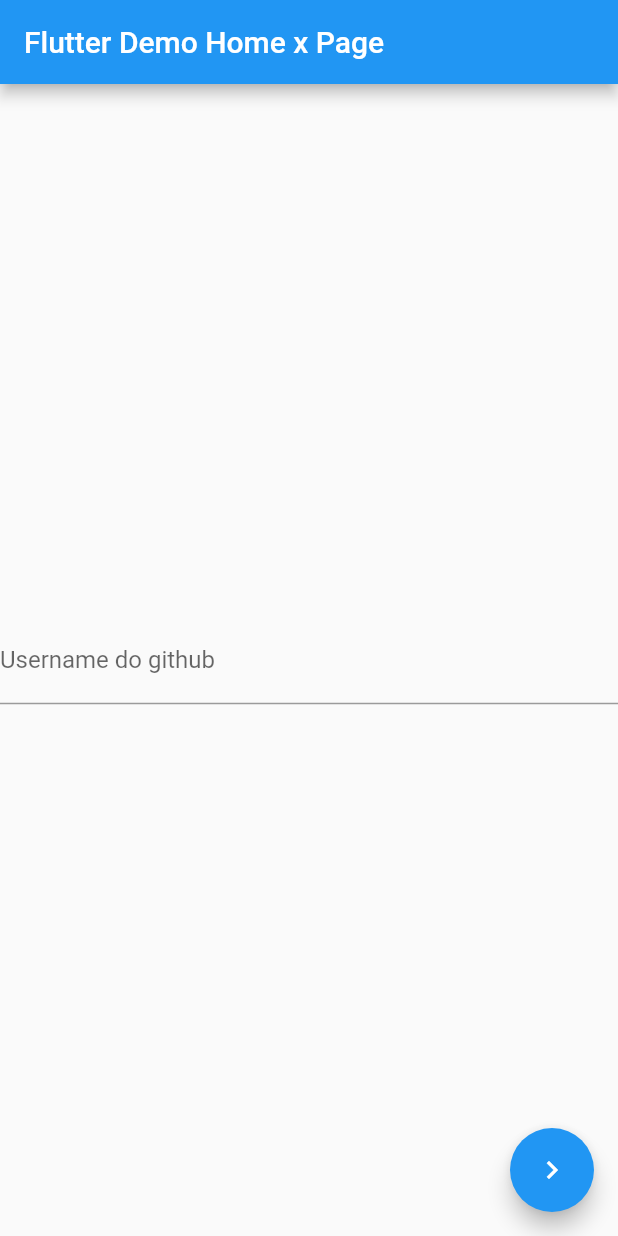
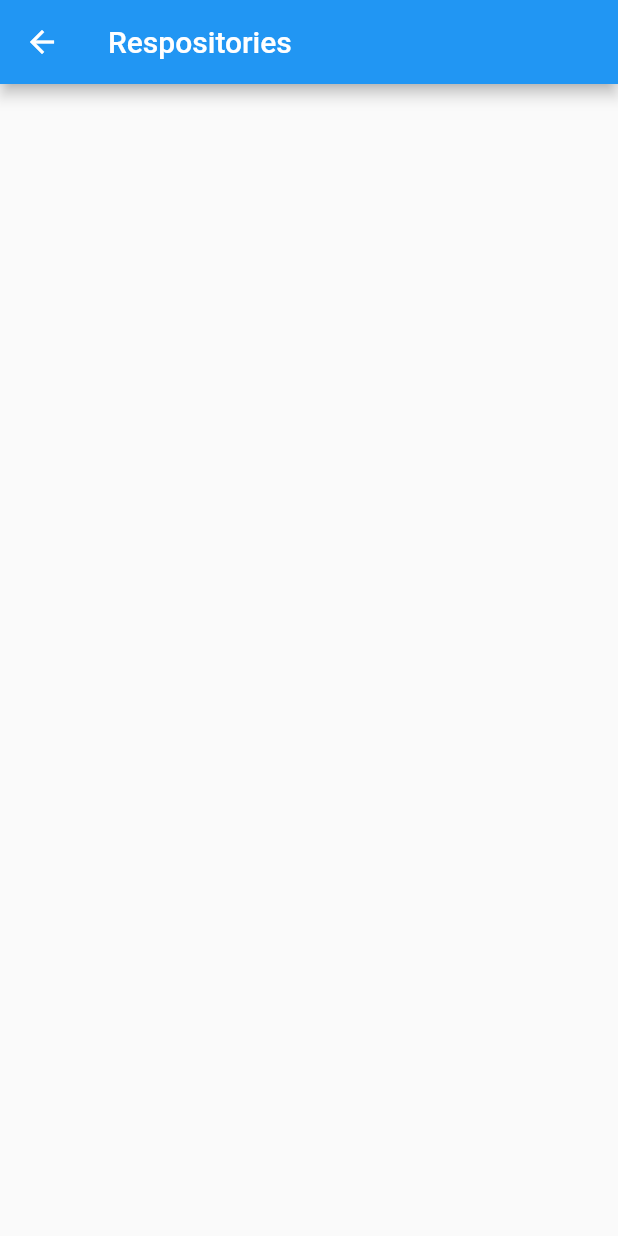
Before and after one commit to kevemlennisk/flutter-dojo, a Flutter app: the screen it shows after launch, after a tap on the "navigate next" icon, on a phone screen of 412 x 824 dp. Run offline on Flutter 3.47's test engine with Material 2 defaults, Android fonts, the phone set to English and light mode, and no system bars.

```diff
--- a/lib/main.dart
+++ b/lib/main.dart
@@ -9,18 +9,13 @@ class MyApp extends StatelessWidget {
     return MaterialApp(
       title: 'Flutter Demo',
       theme: ThemeData(
-        // This is the theme of your application.
-        //
-        // Try running your application with "flutter run". You'll see the
-        // application has a blue toolbar. Then, without quitting the app, try
-        // changing the primarySwatch below to Colors.green and then invoke
-        // "hot reload" (press "r" in the console where you ran "flutter run",
-        // or simply save your changes to "hot reload" in a Flutter IDE).
-        // Notice that the counter didn't reset back to zero; the application
-        // is not restarted.
         primarySwatch: Colors.blue,
       ),
-      home: MyHomePage(title: 'Flutter Demo Home x Page'),
+      initialRoute: '/',
+      routes: {
+        '/' : (context) => MyHomePage(),
+        RepositoriesPage.kRouteName : (context) => RepositoriesPage()
+      },
     );
   }
 }
@@ -48,9 +43,7 @@ class _MyHomePageState extends State<MyHomePage> {
   String _userName;
 
   void _goToUserRepositoryPage() {
-    setState(() {
-
-    });
+      Navigator.pushNamed(context, RepositoriesPage.kRouteName);
   }
 
   @override
@@ -65,7 +58,7 @@ class _MyHomePageState extends State<MyHomePage> {
       appBar: AppBar(
         // Here we take the value from the MyHomePage object that was created by
         // the App.build method, and use it to set our appbar title.
-        title: Text(widget.title),
+        title: Text("Login"),
       ),
       body: Center(
         // Center is a layout widget. It takes a single child and positions it
@@ -107,3 +100,22 @@ class _MyHomePageState extends State<MyHomePage> {
     );
   }
 }
+
+class RepositoriesPage extends StatelessWidget {
+
+  static const kRouteName = '/repositories';
+  static const kPageName = 'Respositories';
+
+  @override
+  Widget build(BuildContext context) {
+    return Scaffold(
+      appBar: AppBar(
+        title: Text(kPageName)
+      ),
+      body: Center(
+        child: Text("")
+      )
+    );
+  }
+
+}
```
